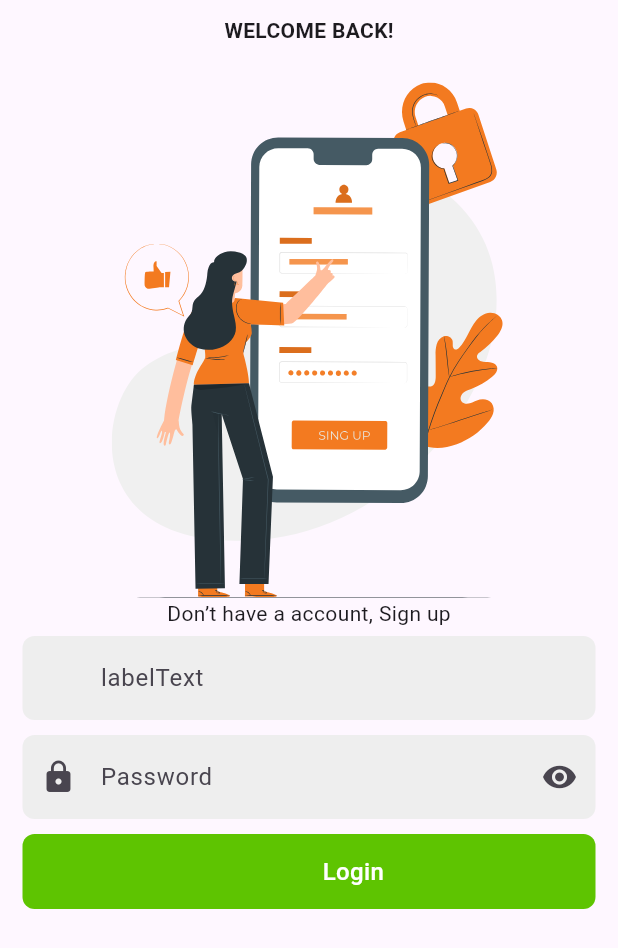
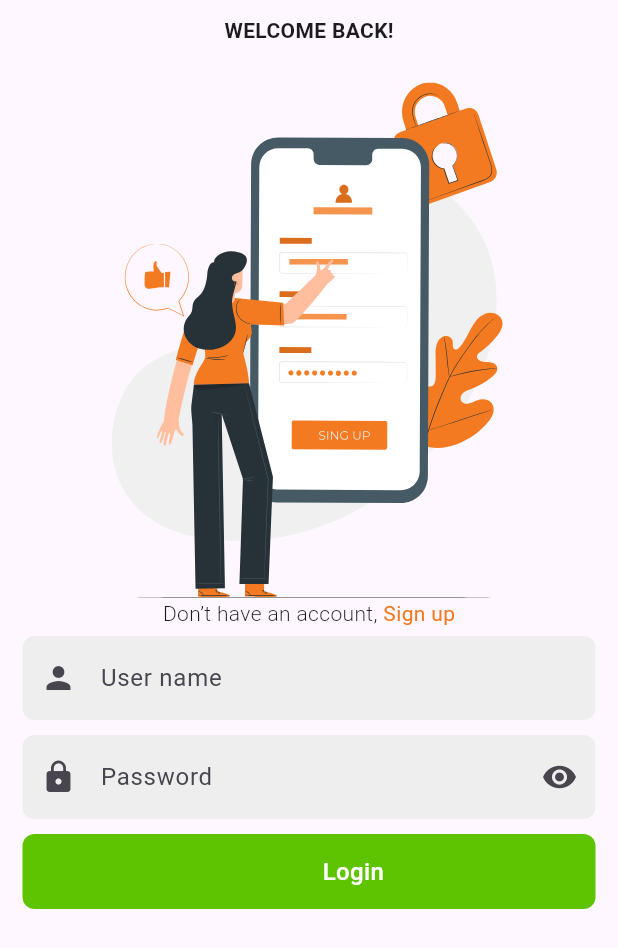
Before and after one commit to engbasel/Grocery-Market-App, a Flutter app: the screen it shows after launch, on a phone screen of 412 x 824 dp. Shown: the top 948 px of the screen. Run offline on Flutter 3.47's test engine with Material 3 defaults, Android fonts, the phone set to English and light mode, and no system bars; our stand-ins replace animated_bottom_navigation_bar, flutter_svg, font_awesome_flutter, smooth_page_indicator.

Commit message:
"Refactor code: update constants, rename classes, delete files, and modify widgets and views"

```diff
--- a/lib/Core/utils/constins.dart
+++ b/lib/Core/utils/constins.dart
@@ -1 +1 @@
-int KdurationTime = 3;
+int KdurationTime = 2;
--- a/lib/Features/Auth/Login/Widgets/LoginViewboady.dart
+++ b/lib/Features/Auth/Login/Widgets/LoginViewboady.dart
@@ -6,8 +6,8 @@ import 'package:grocerymarket/Core/widgets/CoustomTextFormFildes/customTextFormF
 import 'package:grocerymarket/Core/widgets/CustomButton.dart';
 import 'package:grocerymarket/Features/Auth/Signup/views/signupView.dart';
 
-class loginviewbody extends StatelessWidget {
-  const loginviewbody({super.key});
+class LoginViewBody extends StatelessWidget {
+  const LoginViewBody({super.key});
 
   @override
   Widget build(BuildContext context) {
@@ -17,7 +17,6 @@ class loginviewbody extends StatelessWidget {
           crossAxisAlignment: CrossAxisAlignment.center,
           children: [
             const SizedBox(height: 10),
-
             const Text(
               'WELCOME BACK!',
               style: TextStyle(
@@ -30,10 +29,18 @@ class loginviewbody extends StatelessWidget {
               mainAxisAlignment: MainAxisAlignment.center,
               children: [
                 const Text(
-                  'Don’t have a account, ',
+                  'Don’t have an account, ',
+                  style: TextStyle(
+                    fontWeight: FontWeight.w300,
+                  ),
                 ),
                 GestureDetector(
-                  child: const Text('Sign up'),
+                  child: const Text(
+                    'Sign up',
+                    style: TextStyle(
+                      color: Color(0xffF37A20),
+                    ),
+                  ),
                   onTap: () {
                     Navigator.push(
                       context,
@@ -44,19 +51,17 @@ class loginviewbody extends StatelessWidget {
                       ),
                     );
                   },
-                )
+                ),
               ],
             ),
-            // const Text('Username'),
             const Padding(
               padding: EdgeInsets.symmetric(horizontal: 15, vertical: 5),
               child: customTextFormField(
-                labelText: 'labelText',
-                hintText: 'hintText',
-                // prefixIcon: prefixIcon,
+                prefixIcon: Icons.person,
+                labelText: 'User name',
+                hintText: 'username',
               ),
             ),
-            // const Text('Password'),
             const Padding(
               padding: EdgeInsets.symmetric(horizontal: 15, vertical: 5),
               child: PasswordField(),
@@ -79,7 +84,7 @@ class loginviewbody extends StatelessWidget {
                 titleButton: 'Login',
                 widthAtFirstOfButton: 200,
               ),
-            )
+            ),
           ],
         ),
       ),
--- a/lib/Features/Auth/Login/views/LoginView.dart
+++ b/lib/Features/Auth/Login/views/LoginView.dart
@@ -6,6 +6,6 @@ class LoginView extends StatelessWidget {
 
   @override
   Widget build(BuildContext context) {
-    return const loginviewbody();
+    return const LoginViewBody();
   }
 }
--- a/lib/Features/MoreInformation/Widgets/MoreInfoViewBoady.dart
+++ b/lib/Features/MoreInformation/Widgets/MoreInfoViewBoady.dart
@@ -1,6 +1,7 @@
 import 'package:flutter/material.dart';
 import 'package:font_awesome_flutter/font_awesome_flutter.dart';
 import 'package:grocerymarket/Features/Addresses/views/AddressesView.dart';
+import 'package:grocerymarket/Features/Auth/Login/views/LoginView.dart';
 import 'package:grocerymarket/Features/MoreInformation/Widgets/CustomLabelItem.dart';
 import 'package:grocerymarket/Features/OrdersAndHistory/Views/OrdersAndHistoryView.dart';
 import 'package:grocerymarket/Features/Profile/views/EditProfileview.dart';
@@ -164,6 +165,11 @@ class _MoreInfoViewBodyState extends State<MoreInfoViewBody> {
             CustomLabelItem(
               onTap: () {
                 _onItemTapped(8);
+                Navigator.pushReplacement(context, MaterialPageRoute(
+                  builder: (context) {
+                    return const LoginView();
+                  },
+                ));
               },
               icon: Icons.power_settings_new,
               label: 'Log out',
--- a/lib/main.dart
+++ b/lib/main.dart
@@ -1,5 +1,4 @@
 import 'package:flutter/material.dart';
-import 'package:grocerymarket/Features/Auth/Login/views/LoginView.dart';
 
 import 'package:grocerymarket/Features/Splash/views/SplashScreenView.dart';
 
@@ -19,8 +18,8 @@ class GroceryApp extends StatelessWidget {
         primarySwatch: Colors.blue,
       ),
       // home: const MoreInfoView(),
-      // home: const SplashScreenView(), //
-      home: const LoginView(), //
+      home: const SplashScreenView(), //
+      // home: const LoginView(), //
       // const WishlistViews(),
       routes: const {},
     );
```
Also changed, not shown: lib/Features/Auth/Signup/Widgets/Enterthepassword.dart (deleted, +0 -12 lines), lib/Features/Auth/Signup/Widgets/YourInformation.dart (deleted, +0 -12 lines), lib/Features/Auth/Signup/views/ChooseaPassword.dart (added, +38 -0 lines), lib/Features/Auth/Signup/views/EnterVerificationCodeView.dart (renamed from lib/Features/Auth/Signup/Widgets/EnterVerificationCode.dart, +10 -7 lines), lib/Features/Auth/Signup/views/ForgotPasswordView.dart (renamed from lib/Features/Auth/Signup/Widgets/mobilenumber.dart, +14 -11 lines), lib/Features/Auth/Signup/views/MobileNumberView.dart (renamed from lib/Features/Auth/Signup/Widgets/ChooseaPassword.dart, +10 -9 lines), lib/Features/Auth/Signup/views/YourInformationView.dart (added, +75 -0 lines), lib/Features/Auth/Signup/views/signupView.dart (+13 -14 lines), lib/Features/Wishlist/Views/WishlistViews.dart (+18 -2 lines).
